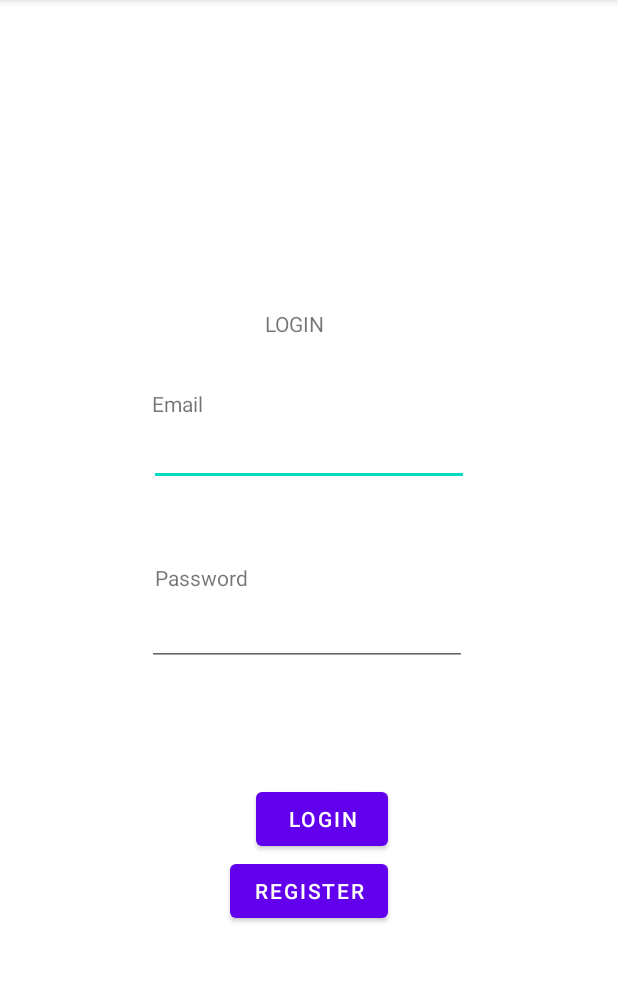
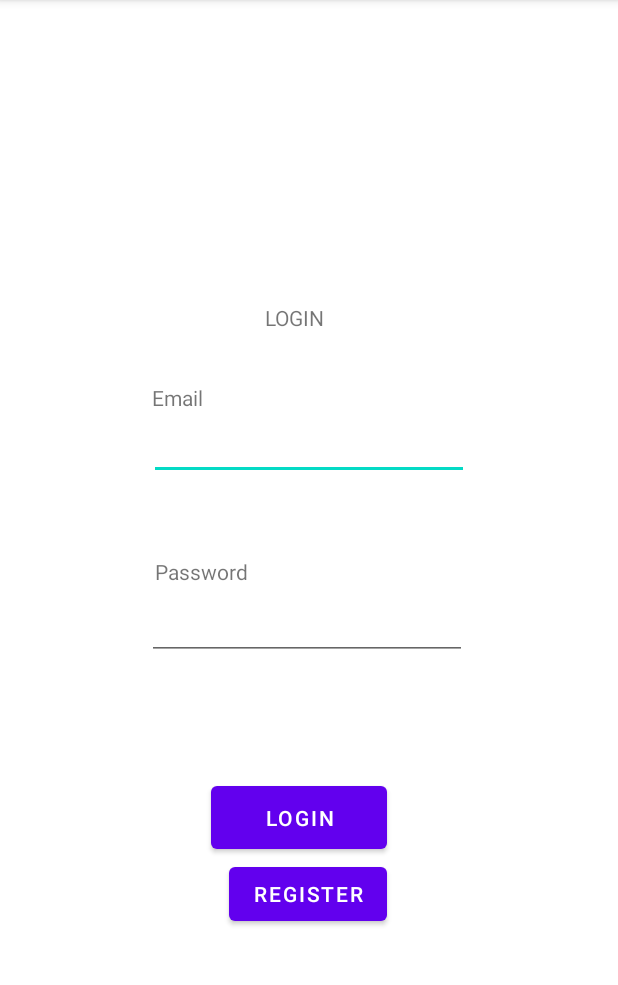
Before and after one commit to brendonrodrigues1999/My-Smart-Bedroom, an Android app: the LoginActivity screen opened directly, with no data from a screen before it, on a phone screen of 412 x 824 dp, the part 84-1069 px from its top. Run offline under Robolectric (Android 15) with nearby library versions, the phone set to English and light mode, and no system bars; our stand-ins replace Firebase (no records; nobody signed in at launch, a user with empty details on screens opened directly).

Commit message:
Final Android code

```diff
--- a/app/src/main/java/com/example/mysmartbedroom/DashboardFragment.kt
+++ b/app/src/main/java/com/example/mysmartbedroom/DashboardFragment.kt
@@ -230,7 +230,7 @@ class DashboardFragment : Fragment() {
     }
 
     private fun setNightMode(ref: DatabaseReference, doc: DocumentReference) {
-        val openCurtainsTime = 600000
+        val openCurtainsTime = 12000000
         ref.child("Night_Mode").setValue("on")
         doc.collection("Bedroom Settings").document("NightModeSettings")
             .get().addOnSuccessListener {
@@ -250,8 +250,8 @@ class DashboardFragment : Fragment() {
             if(it.data?.get("Music")=="enabled"){
                 ref.child("Music").setValue("on")
             }
-            setAlarm(getTime(it))
-            setOpenCurtainsAlarm(getTime(it)-openCurtainsTime)
+            setAlarm(getTime(it)) //set alarm based on time set by user
+            setOpenCurtainsAlarm(getTime(it)-openCurtainsTime) //set curtain to open 20 mins before wakeup alarm
         }
     }
 
--- a/app/src/main/res/layout/activity_login.xml
+++ b/app/src/main/res/layout/activity_login.xml
@@ -48,8 +48,8 @@
 
     <Button
         android:id="@+id/LoginBtn"
-        android:layout_width="wrap_content"
-        android:layout_height="wrap_content"
+        android:layout_width="117dp"
+        android:layout_height="54dp"
         android:text="Login"
         app:layout_constraintBottom_toTopOf="@+id/registerBtn"
         app:layout_constraintEnd_toEndOf="@+id/registerBtn" />
@@ -58,10 +58,11 @@
         android:id="@+id/registerBtn"
         android:layout_width="wrap_content"
         android:layout_height="wrap_content"
-        android:layout_marginBottom="150dp"
+        android:layout_marginBottom="148dp"
         android:text="Register"
         app:layout_constraintBottom_toBottomOf="parent"
         app:layout_constraintEnd_toEndOf="parent"
+        app:layout_constraintHorizontal_bias="0.498"
         app:layout_constraintStart_toStartOf="parent" />
 
     <EditText
```
